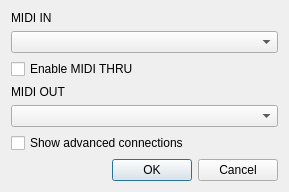
This is utils/vpiano/connections.ui in pedrolcl/drumstick as Qt 5 draws it before an edit. The edited form follows.
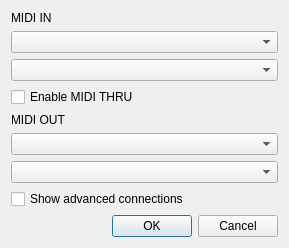
This is the edited form.

Patch:
```diff
--- a/utils/vpiano/connections.ui
+++ b/utils/vpiano/connections.ui
@@ -7,7 +7,7 @@
     <x>0</x>
     <y>0</y>
     <width>289</width>
-    <height>188</height>
+    <height>244</height>
    </rect>
   </property>
   <property name="windowTitle">
@@ -22,7 +22,10 @@
     </widget>
    </item>
    <item>
-    <widget class="QComboBox" name="m_inputs"/>
+    <widget class="QComboBox" name="m_inputBackends"/>
+   </item>
+   <item>
+    <widget class="QComboBox" name="m_inputPorts"/>
    </item>
    <item>
     <widget class="QCheckBox" name="m_thru">
@@ -39,7 +42,10 @@
     </widget>
    </item>
    <item>
-    <widget class="QComboBox" name="m_outputs"/>
+    <widget class="QComboBox" name="m_outputBackends"/>
+   </item>
+   <item>
+    <widget class="QComboBox" name="m_outputPorts"/>
    </item>
    <item>
     <widget class="QCheckBox" name="m_advanced">
```
